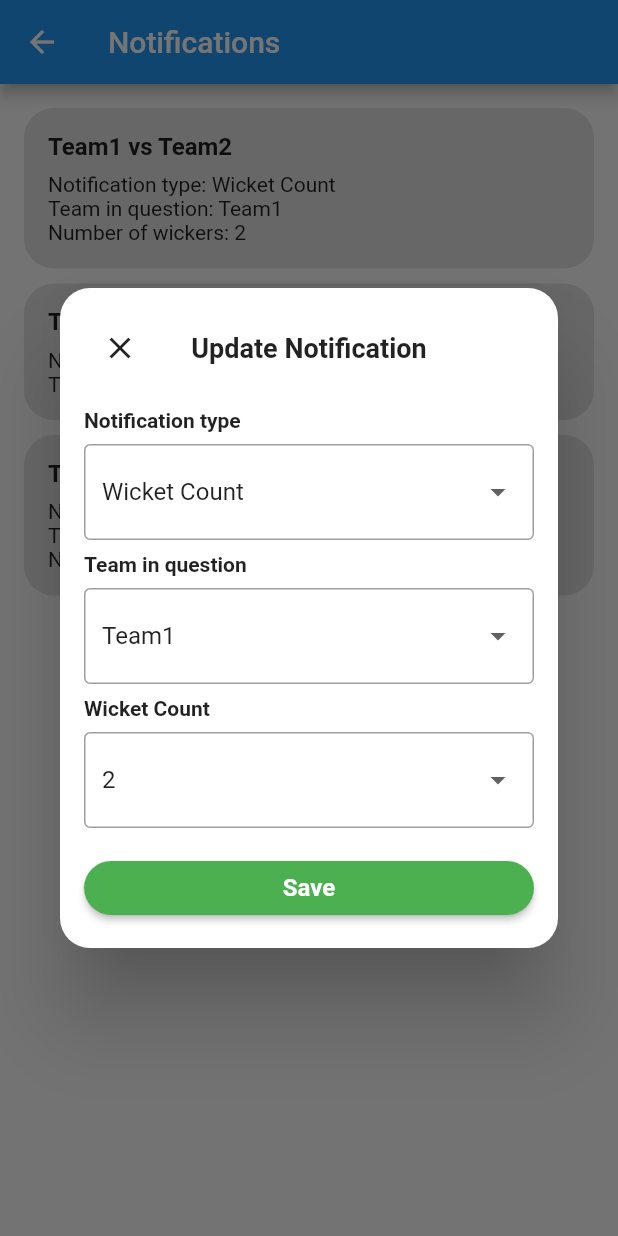
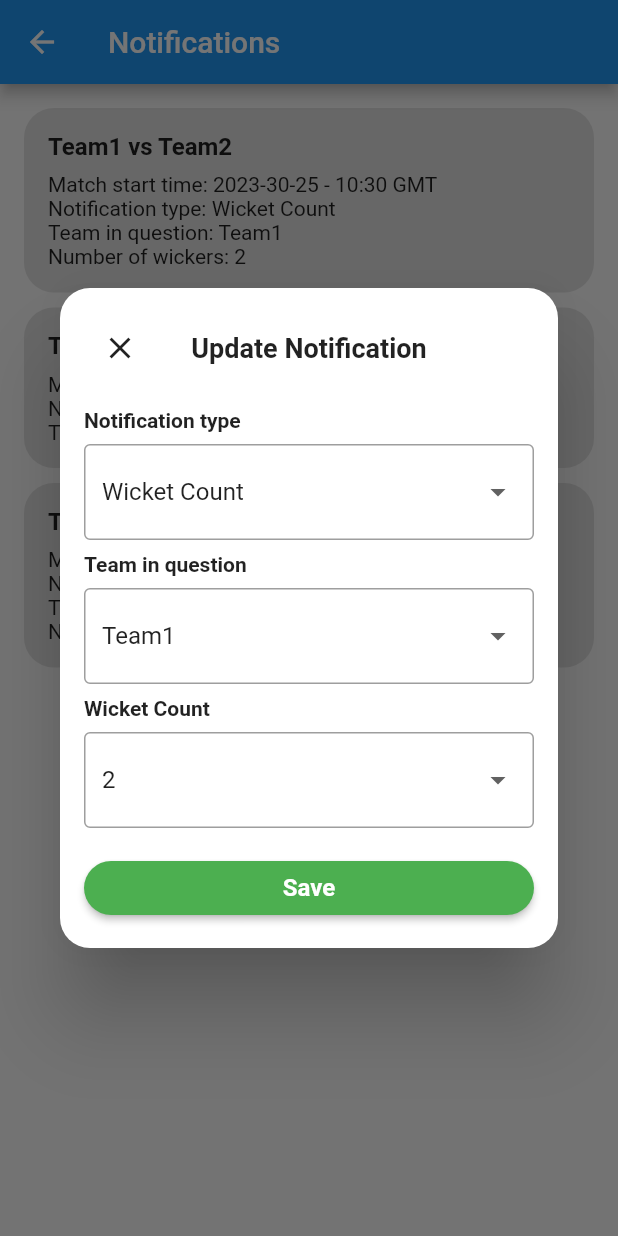
Before and after one commit to FraserNicholson/alamb_clock_app, a Flutter app: the NotificationsPage screen opened by its route, after a tap on an icon or button, on a phone screen of 412 x 824 dp. Run offline on Flutter 3.47's test engine with Material 2 defaults, Android fonts, the phone set to English and light mode, and no system bars; drawn by our look-alikes of overlay_support.

Commit message:
Display match start time and pass notification id to popup

```diff
--- a/lib/models/notification.dart
+++ /dev/null
@@ -1,13 +0,0 @@
-class NotificationModel {
-  late String matchTitle;
-  String notificationType;
-  String teamInQuestion;
-  String team1;
-  String team2;
-  int? numberOfWickets;
-
-  NotificationModel(this.notificationType, this.teamInQuestion, this.team1,
-      this.team2, this.numberOfWickets) {
-    matchTitle = "$team1 vs $team2";
-  }
-}
--- /dev/null
+++ b/lib/models/notification_model.dart
@@ -0,0 +1,30 @@
+import 'package:intl/intl.dart';
+
+class NotificationModel {
+  String id;
+  late String matchTitle;
+  String notificationType;
+  String teamInQuestion;
+  String team1;
+  String team2;
+  late String matchStartsAt;
+  int? numberOfWickets;
+
+  NotificationModel(this.id, this.notificationType, this.teamInQuestion,
+      this.team1, this.team2, this.numberOfWickets, DateTime unformattedDate) {
+    matchTitle = "$team1 vs $team2";
+    matchStartsAt =
+        '${DateFormat('yyyy-mm-dd - kk:mm').format(unformattedDate)} GMT';
+  }
+
+  factory NotificationModel.fromJson(Map<String, dynamic> json) {
+    return NotificationModel(
+        json['id'],
+        json['notificationType'],
+        json['teamInQuestion'],
+        json['team1'],
+        json['team2'],
+        json['numberOfWickets'],
+        json['matchStartsAt']);
+  }
+}
--- a/lib/pages/notifications_page.dart
+++ b/lib/pages/notifications_page.dart
@@ -1,4 +1,4 @@
-import 'package:alamb_clock_app/models/notification.dart';
+import 'package:alamb_clock_app/models/notification_model.dart';
 import 'package:alamb_clock_app/widgets/set_notification_popup.dart';
 import 'package:flutter/material.dart';
 
@@ -13,11 +13,11 @@ class NotificationsPage extends StatelessWidget {
       ),
       body: ListView.separated(
           padding: const EdgeInsets.all(16.0),
-          itemCount: items.length,
+          itemCount: notifications.length,
           itemBuilder: (context, index) {
-            final item = items[index];
+            final notification = notifications[index];
             return GestureDetector(
-              onTap: () => _showSetNotificationPopup(context, item),
+              onTap: () => _showSetNotificationPopup(context, notification),
               child: Container(
                 padding: const EdgeInsets.all(16.0),
                 decoration: BoxDecoration(
@@ -28,7 +28,7 @@ class NotificationsPage extends StatelessWidget {
                   crossAxisAlignment: CrossAxisAlignment.start,
                   children: [
                     Text(
-                      item.matchTitle,
+                      notification.matchTitle,
                       style: const TextStyle(
                         fontWeight: FontWeight.bold,
                         fontSize: 16.0,
@@ -36,17 +36,21 @@ class NotificationsPage extends StatelessWidget {
                     ),
                     const SizedBox(height: 8.0),
                     Text(
-                      'Notification type: ${item.notificationType}',
+                      'Match start time: ${notification.matchStartsAt}',
                       style: const TextStyle(fontSize: 14.0),
                     ),
                     Text(
-                      'Team in question: ${item.teamInQuestion}',
+                      'Notification type: ${notification.notificationType}',
+                      style: const TextStyle(fontSize: 14.0),
+                    ),
+                    Text(
+                      'Team in question: ${notification.teamInQuestion}',
                       style: const TextStyle(fontSize: 14.0),
                     ),
                     Visibility(
-                        visible: item.numberOfWickets != null,
+                        visible: notification.numberOfWickets != null,
                         child: Text(
-                          'Number of wickers: ${item.numberOfWickets.toString()}',
+                          'Number of wickers: ${notification.numberOfWickets.toString()}',
                           style: const TextStyle(fontSize: 14.0),
                         ))
                   ],
@@ -60,23 +64,28 @@ class NotificationsPage extends StatelessWidget {
     );
   }
 
-  void _showSetNotificationPopup(BuildContext context, NotificationModel item) {
-    List<String> teams = [item.team1, item.team2];
+  void _showSetNotificationPopup(
+      BuildContext context, NotificationModel notification) {
+    List<String> teams = [notification.team1, notification.team2];
 
     showDialog(
       context: context,
       builder: (context) => NotificationPopup(
-        selectedNotificationType: item.notificationType,
-        selectedTeam: item.teamInQuestion,
-        selectedWicketCount: item.numberOfWickets,
+        notificationId: notification.id,
+        selectedNotificationType: notification.notificationType,
+        selectedTeam: notification.teamInQuestion,
+        selectedWicketCount: notification.numberOfWickets,
         teams: teams,
       ),
     );
   }
 }
 
-final List<NotificationModel> items = [
-  NotificationModel('Wicket Count', 'Team1', 'Team1', 'Team2', 2),
-  NotificationModel('Innings Started', 'Team1', 'Team1', 'Team2', null),
-  NotificationModel('Wicket Count', 'Team1', 'Team1', 'Team2', 5),
+final List<NotificationModel> notifications = [
+  NotificationModel('notification-1', 'Wicket Count', 'Team1', 'Team1', 'Team2',
+      2, DateTime.now()),
+  NotificationModel('notification-2', 'Innings Started', 'Team1', 'Team1',
+      'Team2', null, DateTime.now()),
+  NotificationModel('notification-3', 'Wicket Count', 'Team1', 'Team1', 'Team2',
+      5, DateTime.now()),
 ];
--- a/lib/widgets/item_details_popup.dart
+++ b/lib/widgets/item_details_popup.dart
@@ -33,6 +33,7 @@ class ItemDetailsPopup extends StatelessWidget {
                       context: context,
                       builder: (BuildContext context) {
                         return NotificationPopup(
+                          notificationId: null,
                           selectedNotificationType: '',
                           selectedTeam: '',
                           selectedWicketCount: null,
--- a/lib/widgets/set_notification_popup.dart
+++ b/lib/widgets/set_notification_popup.dart
@@ -3,6 +3,7 @@ import 'package:overlay_support/overlay_support.dart';
 
 // ignore: must_be_immutable
 class NotificationPopup extends StatefulWidget {
+  final String? notificationId;
   final List<String> notificationTypes = ['Innings Started', 'Wicket Count'];
   String selectedNotificationType;
   final List<String> teams;
@@ -13,6 +14,7 @@ class NotificationPopup extends StatefulWidget {
 
   NotificationPopup(
       {super.key,
+      required this.notificationId,
       required this.selectedNotificationType,
       required this.selectedTeam,
       required this.selectedWicketCount,
--- a/pubspec.yaml
+++ b/pubspec.yaml
@@ -36,6 +36,8 @@ dependencies:
   # Use with the CupertinoIcons class for iOS style icons.
   cupertino_icons: ^1.0.2
   overlay_support: ^2.1.0
+  http: ^1.0.0
+  intl: ^0.18.1
 
 dev_dependencies:
   flutter_test:
```
Also changed, not shown: 1 other file.
